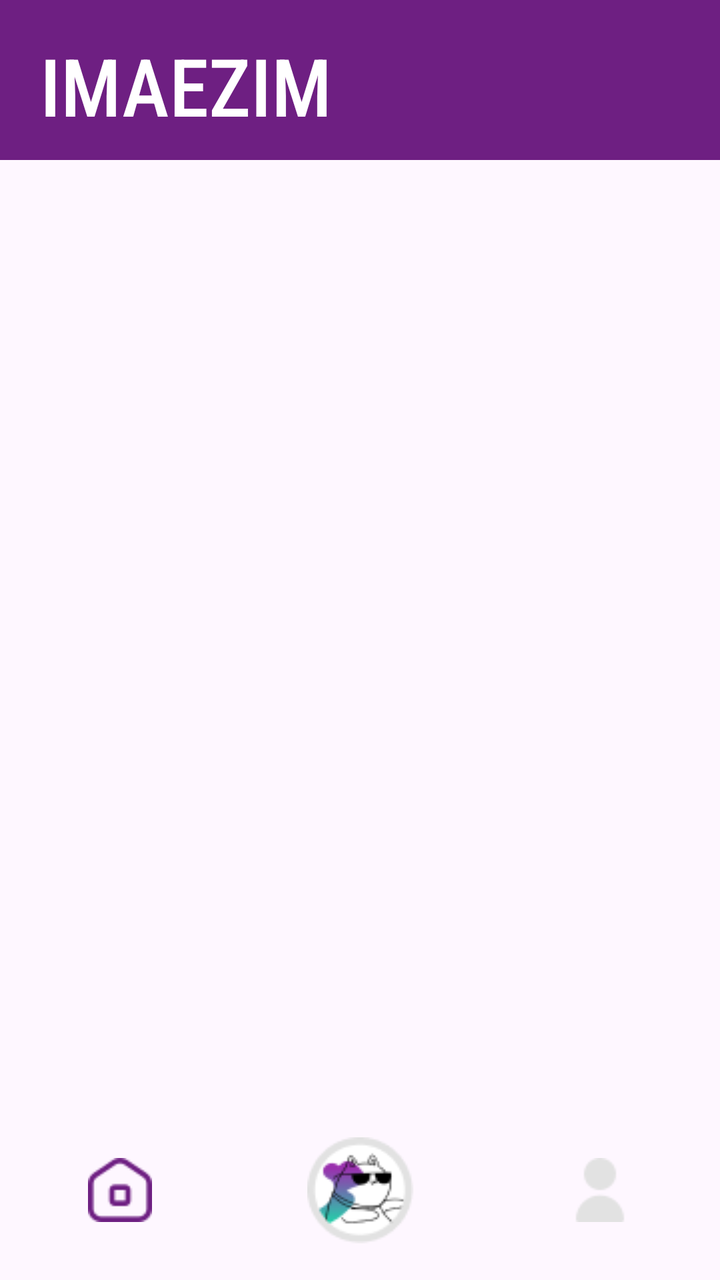
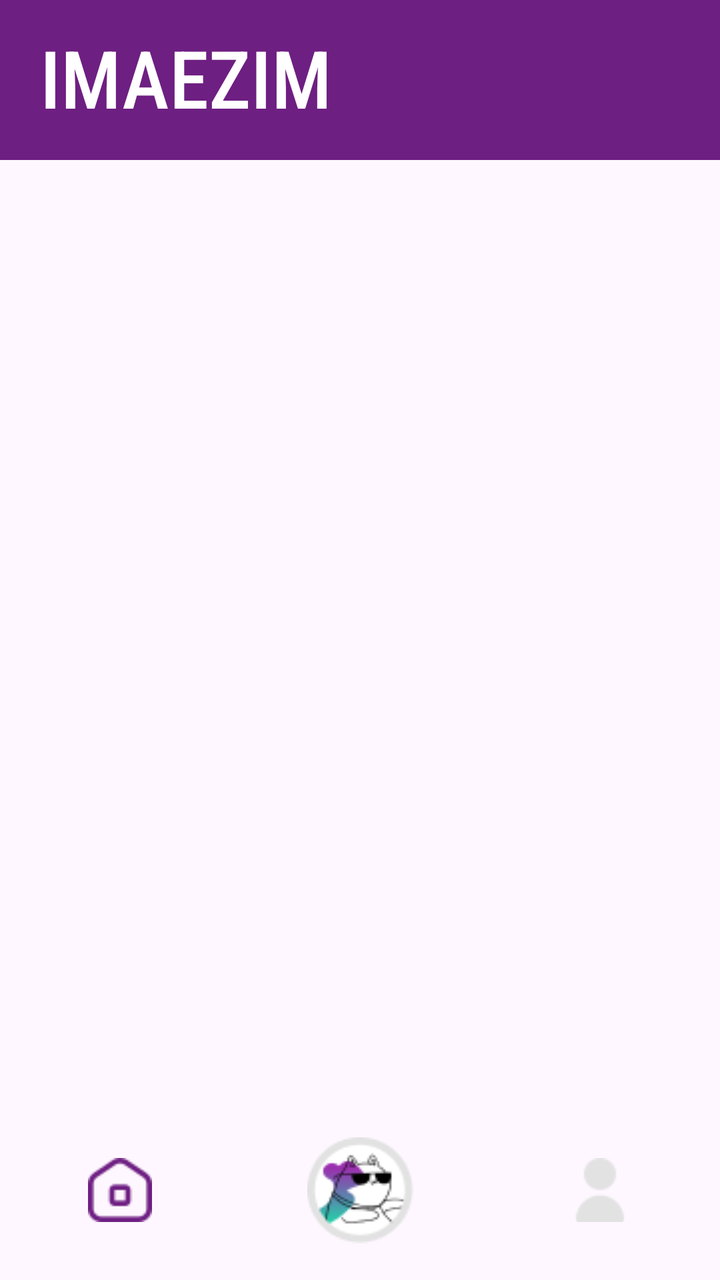

Two renders of the same Android screen: before a commit and after it. Below are the layout's source before the change and the commit's diff.
<!-- AndroidManifest.xml: application theme Theme.IMAEZIM -->
<!-- res/layout/activity_home.xml -->
<androidx.constraintlayout.widget.ConstraintLayout xmlns:android="http://schemas.android.com/apk/res/android"
    xmlns:app="http://schemas.android.com/apk/res-auto"
    xmlns:tools="http://schemas.android.com/tools"
    android:layout_width="match_parent"
    android:layout_height="match_parent">

    <View
        android:id="@+id/topBackground"
        android:layout_width="0dp"
        android:layout_height="80dp"
        android:background="@color/purple"
        app:layout_constraintBottom_toTopOf="@+id/rv_home"
        app:layout_constraintEnd_toEndOf="parent"
        app:layout_constraintStart_toStartOf="parent"
        app:layout_constraintTop_toTopOf="parent" />

    <androidx.recyclerview.widget.RecyclerView
        android:id="@+id/rv_home"
        android:layout_width="0dp"
        android:layout_height="0dp"
        app:layout_constraintBottom_toTopOf="@+id/arButton_home"
        app:layout_constraintEnd_toEndOf="parent"
        app:layout_constraintStart_toStartOf="parent"
        app:layout_constraintTop_toBottomOf="@+id/topBackground" />

    <TextView
        android:id="@+id/textView"
        android:layout_width="wrap_content"
        android:layout_height="wrap_content"
        android:layout_marginTop="16dp"
        android:fontFamily="sans-serif-condensed-medium"
        android:text="IMAEZIM"
        android:textColor="#FFFFFF"
        android:textSize="40sp"
        app:layout_constraintEnd_toEndOf="parent"
        app:layout_constraintHorizontal_bias="0.094"
        app:layout_constraintStart_toStartOf="parent"
        app:layout_constraintTop_toTopOf="parent" />

    <ImageButton
        android:id="@+id/homeButton_home"
        android:layout_width="70dp"
        android:layout_height="70dp"
        android:layout_marginStart="25dp"
        android:layout_marginBottom="10dp"
        android:background="@android:color/transparent"
        android:contentDescription="Home Button"
        app:layout_constraintBottom_toBottomOf="parent"
        app:layout_constraintStart_toStartOf="parent"
        app:srcCompat="@drawable/ic_home_selected" />

    <ImageButton
        android:id="@+id/arButton_home"
        android:layout_width="70dp"
        android:layout_height="70dp"
        android:layout_marginBottom="10dp"
        android:background="@android:color/transparent"
        android:contentDescription="Make AR Button"
        app:layout_constraintBottom_toBottomOf="parent"
        app:layout_constraintEnd_toEndOf="parent"
        app:layout_constraintStart_toStartOf="parent"
        app:srcCompat="@drawable/ic_ar_unselected" />

    <ImageButton
        android:id="@+id/myfeedButton_home"
        android:layout_width="70dp"
        android:layout_height="70dp"
        android:layout_marginEnd="25dp"
        android:layout_marginBottom="10dp"
        android:background="@android:color/transparent"
        android:contentDescription="My feed Button"
        app:layout_constraintBottom_toBottomOf="parent"
        app:layout_constraintEnd_toEndOf="parent"
        app:srcCompat="@drawable/ic_myfeed_unselected" />
</androidx.constraintlayout.widget.ConstraintLayout>
<!-- resources referenced by this layout -->
<resources>
  <color name="purple">#6e1f82</color>
  <!-- drawable ic_ar_unselected: png bitmap (drawable, 3366 bytes) -->
  <!-- drawable ic_home_selected: png bitmap (drawable, 2045 bytes) -->
  <!-- drawable ic_myfeed_unselected: png bitmap (drawable, 893 bytes) -->
  <style name="Theme.IMAEZIM" parent="Base.Theme.IMAEZIM" />
  <style name="Base.Theme.IMAEZIM" parent="Theme.Material3.DayNight.NoActionBar">
          
          
      </style>
</resources>

<!-- the commit's change to res/layout/activity_home.xml (unified diff, before → after) -->
@@ -27,7 +27,7 @@
         android:id="@+id/textView"
         android:layout_width="wrap_content"
         android:layout_height="wrap_content"
-        android:layout_marginTop="16dp"
+        android:layout_marginTop="12dp"
         android:fontFamily="sans-serif-condensed-medium"
         android:text="IMAEZIM"
         android:textColor="#FFFFFF"
